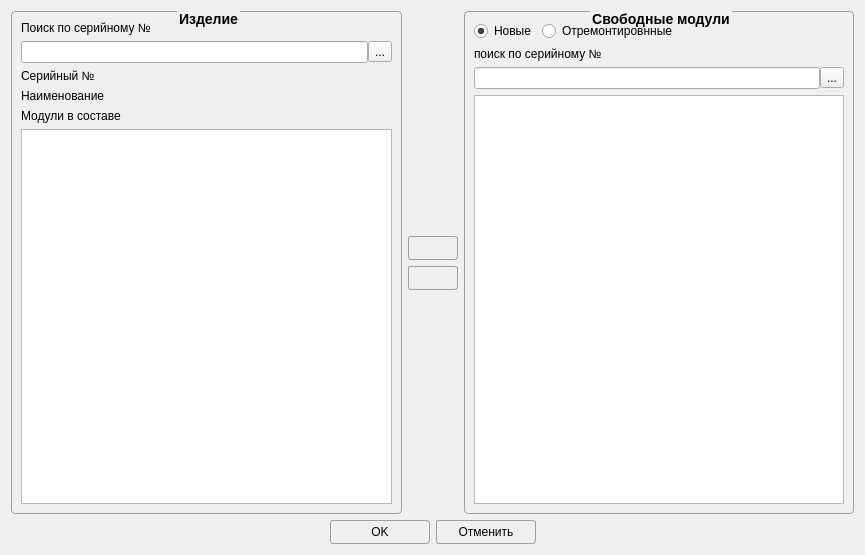
Before: the Qt Designer form Remont/complectproductwindow.ui in AlexeyScherbakov2021/Remont2, drawn with Qt 5.
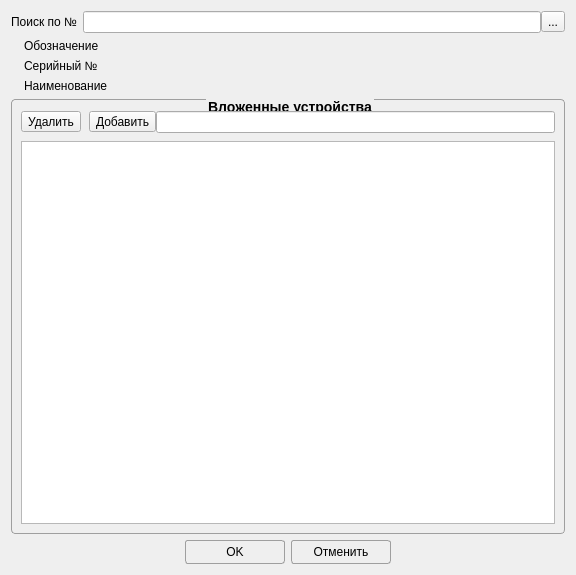
After: the same form once the commit is applied. Icons and pictures are not drawn.

The edit to the form file:
```diff
--- a/Remont/complectproductwindow.ui
+++ b/Remont/complectproductwindow.ui
@@ -6,8 +6,8 @@
    <rect>
     <x>0</x>
     <y>0</y>
-    <width>865</width>
-    <height>555</height>
+    <width>576</width>
+    <height>575</height>
    </rect>
   </property>
   <property name="windowTitle">
@@ -51,25 +51,13 @@
 
 </string>
   </property>
-  <layout class="QVBoxLayout" name="verticalLayout_5">
-   <item>
-    <layout class="QHBoxLayout" name="horizontalLayout_5">
-     <item>
-      <widget class="QGroupBox" name="groupBox_2">
-       <property name="font">
-        <font>
-         <pointsize>-1</pointsize>
-         <fontweight>ExtraBold</fontweight>
-        </font>
-       </property>
-       <property name="title">
-        <string>Изделие</string>
-       </property>
        <layout class="QVBoxLayout" name="verticalLayout_2">
         <item>
+    <layout class="QHBoxLayout" name="horizontalLayout_2">
+     <item>
          <widget class="QLabel" name="labelSearchProd">
           <property name="text">
-           <string>Поиск по серийному №</string>
+        <string>Поиск по №</string>
           </property>
          </widget>
         </item>
@@ -94,35 +82,44 @@
           </item>
          </layout>
         </item>
+    </layout>
+   </item>
         <item>
-         <layout class="QFormLayout" name="formLayout">
-          <item row="0" column="0">
+    <layout class="QGridLayout" name="gridLayout" columnstretch="0,0,1" columnminimumwidth="0,0,0">
+     <item row="1" column="1">
            <widget class="QLabel" name="label_14">
             <property name="text">
              <string>Серийный №</string>
             </property>
            </widget>
           </item>
-          <item row="0" column="1">
-           <widget class="QLabel" name="lbNumProd">
-            <property name="font">
-             <font>
-              <bold>true</bold>
-             </font>
-            </property>
-            <property name="text">
-             <string/>
-            </property>
-           </widget>
-          </item>
-          <item row="1" column="0">
+     <item row="2" column="1">
            <widget class="QLabel" name="label_4">
             <property name="text">
              <string>Наименование</string>
             </property>
            </widget>
           </item>
-          <item row="1" column="1">
+     <item row="1" column="2">
+      <widget class="QLabel" name="lbNumProd">
+       <property name="font">
+        <font>
+         <bold>true</bold>
+        </font>
+       </property>
+       <property name="text">
+        <string/>
+       </property>
+      </widget>
+     </item>
+     <item row="0" column="1">
+      <widget class="QLabel" name="label_2">
+       <property name="text">
+        <string>Обозначение</string>
+       </property>
+      </widget>
+     </item>
+     <item row="2" column="2">
            <widget class="QLabel" name="lbNameProd">
             <property name="font">
              <font>
@@ -134,124 +131,53 @@
             </property>
            </widget>
           </item>
+     <item row="0" column="2">
+      <widget class="QLabel" name="lbVNFT">
+       <property name="text">
+        <string/>
+       </property>
+      </widget>
+     </item>
+     <item row="0" column="0" rowspan="3">
+      <widget class="QLabel" name="imageDev">
+       <property name="text">
+        <string/>
+       </property>
+       <property name="pixmap">
+        <pixmap resource="resource.qrc">:/image/product.png</pixmap>
+       </property>
+      </widget>
+     </item>
          </layout>
         </item>
         <item>
+    <widget class="QGroupBox" name="">
+     <property name="title">
+      <string>Вложенные устройства</string>
+     </property>
          <layout class="QVBoxLayout" name="verticalLayout">
           <item>
-           <widget class="QLabel" name="label">
-            <property name="text">
-             <string>Модули в составе</string>
-            </property>
-           </widget>
-          </item>
-          <item>
-           <widget class="QListWidget" name="lwInnerModule"/>
-          </item>
-         </layout>
-        </item>
-       </layout>
-      </widget>
-     </item>
-     <item>
-      <layout class="QVBoxLayout" name="verticalLayout_4">
-       <property name="sizeConstraint">
-        <enum>QLayout::SizeConstraint::SetDefaultConstraint</enum>
-       </property>
-       <item>
-        <spacer name="verticalSpacer">
-         <property name="orientation">
-          <enum>Qt::Orientation::Vertical</enum>
-         </property>
-         <property name="sizeHint" stdset="0">
-          <size>
-           <width>20</width>
-           <height>40</height>
-          </size>
-         </property>
-        </spacer>
-       </item>
+       <layout class="QHBoxLayout" name="horizontalLayout_5">
+        <property name="spacing">
+         <number>8</number>
+        </property>
+        <property name="topMargin">
+         <number>2</number>
+        </property>
+        <property name="bottomMargin">
+         <number>2</number>
+        </property>
        <item>
-        <widget class="QPushButton" name="pbAddModul">
+         <widget class="QToolButton" name="toolButton">
          <property name="text">
-          <string/>
+           <string>Удалить</string>
          </property>
          <property name="icon">
           <iconset resource="resource.qrc">
-           <normaloff>:/image/ArrowLeft.png</normaloff>:/image/ArrowLeft.png</iconset>
-         </property>
-        </widget>
-       </item>
-       <item>
-        <widget class="QPushButton" name="pbDeleteModul">
-         <property name="text">
-          <string/>
-         </property>
-         <property name="icon">
-          <iconset resource="resource.qrc">
-           <normaloff>:/image/ArrowRight.png</normaloff>:/image/ArrowRight.png</iconset>
-         </property>
-        </widget>
-       </item>
-       <item>
-        <spacer name="verticalSpacer_2">
-         <property name="orientation">
-          <enum>Qt::Orientation::Vertical</enum>
-         </property>
-         <property name="sizeHint" stdset="0">
-          <size>
-           <width>20</width>
-           <height>40</height>
-          </size>
-         </property>
-        </spacer>
-       </item>
-      </layout>
-     </item>
-     <item>
-      <widget class="QGroupBox" name="groupBox">
-       <property name="title">
-        <string>Свободные модули</string>
-       </property>
-       <layout class="QVBoxLayout" name="verticalLayout_3">
-        <item>
-         <layout class="QHBoxLayout" name="horizontalLayout_2">
-          <item>
-           <widget class="QRadioButton" name="rbNewModule">
-            <property name="text">
-             <string>Новые</string>
-            </property>
-            <property name="checked">
-             <bool>true</bool>
-            </property>
-           </widget>
-          </item>
-          <item>
-           <widget class="QRadioButton" name="rbOldModule">
-            <property name="text">
-             <string>Отремонтировнные</string>
-            </property>
-           </widget>
-          </item>
-          <item>
-           <spacer name="horizontalSpacer_3">
-            <property name="orientation">
-             <enum>Qt::Orientation::Horizontal</enum>
-            </property>
-            <property name="sizeHint" stdset="0">
-             <size>
-              <width>40</width>
-              <height>20</height>
-             </size>
-            </property>
-           </spacer>
-          </item>
-         </layout>
-        </item>
-        <item>
-         <widget class="QLabel" name="label_9">
-          <property name="text">
-           <string>поиск по серийному №</string>
+            <normaloff>:/image/cancel2.png</normaloff>:/image/cancel2.png</iconset>
+          </property>
+          <property name="toolButtonStyle">
+           <enum>Qt::ToolButtonStyle::ToolButtonTextBesideIcon</enum>
           </property>
          </widget>
         </item>
@@ -260,29 +186,32 @@
           <property name="spacing">
            <number>0</number>
           </property>
-          <item>
-           <widget class="QLineEdit" name="leNumModSearch"/>
-          </item>
           <item>
            <widget class="QToolButton" name="tbSearchModul">
             <property name="text">
-             <string>...</string>
+             <string>Добавить</string>
             </property>
             <property name="icon">
              <iconset resource="resource.qrc">
               <normaloff>:/image/search.png</normaloff>:/image/search.png</iconset>
             </property>
+            <property name="toolButtonStyle">
+             <enum>Qt::ToolButtonStyle::ToolButtonTextBesideIcon</enum>
+            </property>
            </widget>
           </item>
+          <item>
+           <widget class="QLineEdit" name="leNumModSearch"/>
+          </item>
          </layout>
         </item>
+       </layout>
+      </item>
         <item>
-         <widget class="QListWidget" name="lwOuterModule"/>
+       <widget class="QListWidget" name="lwInnerModule"/>
         </item>
        </layout>
       </widget>
-     </item>
-    </layout>
    </item>
    <item>
     <layout class="QHBoxLayout" name="horizontalLayout_4">
```
Left out of the diff: 10 changed lines with no effect on the pictures. Lines whose indentation alone changed are shown as unchanged.
